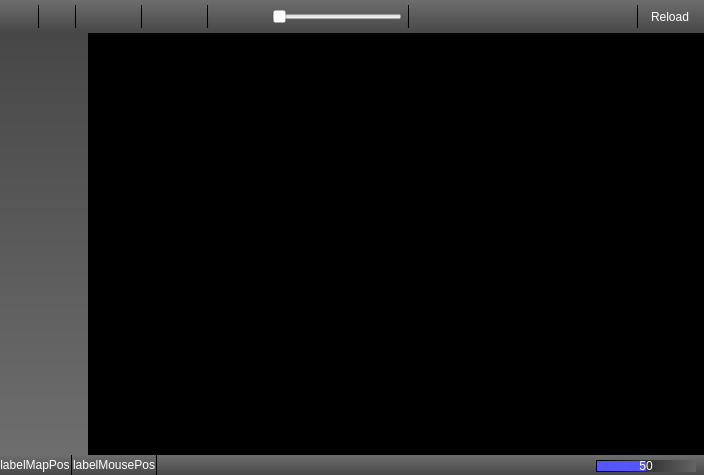
Before: the Qt Designer form ground/src/plugins/opmap/opmap_widget.ui in openpilot/OpenPilot, drawn with Qt 5.
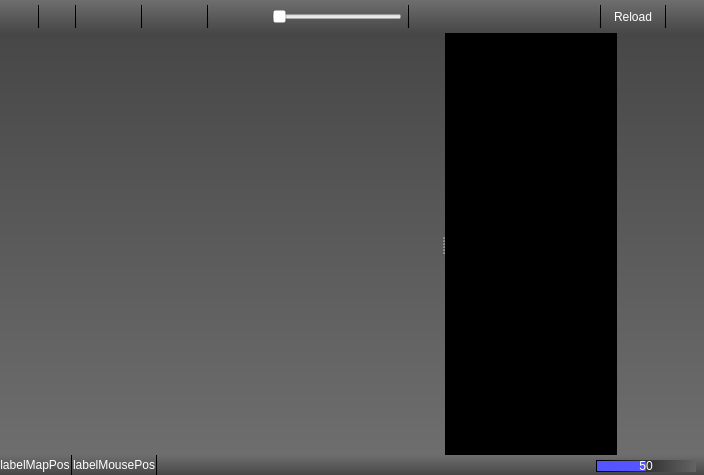
After: the same form once the commit is applied. Icons and pictures are not drawn.

Commit message: Adding a waypoint treeview onto the left hand edge of the the new map plug-in.

The edit to the form file:
```diff
--- a/ground/src/plugins/opmap/opmap_widget.ui
+++ b/ground/src/plugins/opmap/opmap_widget.ui
@@ -94,7 +94,7 @@
            <number>8</number>
           </property>
           <item>
-           <widget class="QToolButton" name="toolButtonFlightControlsShowHide">
+           <widget class="QToolButton" name="toolButtonWaypointsTreeViewShowHide">
             <property name="sizePolicy">
              <sizepolicy hsizetype="Fixed" vsizetype="Fixed">
               <horstretch>0</horstretch>
@@ -121,7 +121,7 @@
            </widget>
           </item>
           <item>
-           <widget class="Line" name="line_3">
+           <widget class="Line" name="line_9">
             <property name="frameShadow">
              <enum>QFrame::Plain</enum>
             </property>
@@ -478,6 +478,43 @@
             </property>
            </widget>
           </item>
+          <item>
+           <widget class="Line" name="line_3">
+            <property name="frameShadow">
+             <enum>QFrame::Plain</enum>
+            </property>
+            <property name="orientation">
+             <enum>Qt::Vertical</enum>
+            </property>
+           </widget>
+          </item>
+          <item>
+           <widget class="QToolButton" name="toolButtonFlightControlsShowHide">
+            <property name="sizePolicy">
+             <sizepolicy hsizetype="Fixed" vsizetype="Fixed">
+              <horstretch>0</horstretch>
+              <verstretch>0</verstretch>
+             </sizepolicy>
+            </property>
+            <property name="toolTip">
+             <string>Show/Hide Flight Controls</string>
+            </property>
+            <property name="styleSheet">
+             <string notr="true">background-color: rgba(255, 255, 255, 0);
+color: rgb(255, 255, 255);</string>
+            </property>
+            <property name="text">
+             <string/>
+            </property>
+            <property name="icon">
+             <iconset resource="../coreplugin/core.qrc">
+              <normaloff>:/core/images/next.png</normaloff>:/core/images/next.png</iconset>
+            </property>
+            <property name="autoRaise">
+             <bool>true</bool>
+            </property>
+           </widget>
+          </item>
          </layout>
         </item>
        </layout>
@@ -490,6 +527,105 @@
      <property name="spacing">
       <number>0</number>
      </property>
+     <item>
+      <widget class="QSplitter" name="splitter">
+       <property name="styleSheet">
+        <string notr="true">background-color: qlineargradient(spread:pad, x1:0, y1:0, x2:0, y2:1, stop:0 rgba(71, 71, 71, 255), stop:1 rgba(110, 110, 110, 255));</string>
+       </property>
+       <property name="frameShape">
+        <enum>QFrame::NoFrame</enum>
+       </property>
+       <property name="frameShadow">
+        <enum>QFrame::Sunken</enum>
+       </property>
+       <property name="lineWidth">
+        <number>1</number>
+       </property>
+       <property name="orientation">
+        <enum>Qt::Horizontal</enum>
+       </property>
+       <property name="handleWidth">
+        <number>5</number>
+       </property>
+       <property name="childrenCollapsible">
+        <bool>false</bool>
+       </property>
+       <widget class="QTreeView" name="treeViewWaypoints">
+        <property name="sizePolicy">
+         <sizepolicy hsizetype="Preferred" vsizetype="Expanding">
+          <horstretch>0</horstretch>
+          <verstretch>0</verstretch>
+         </sizepolicy>
+        </property>
+        <property name="minimumSize">
+         <size>
+          <width>100</width>
+          <height>0</height>
+         </size>
+        </property>
+        <property name="maximumSize">
+         <size>
+          <width>600</width>
+          <height>16777215</height>
+         </size>
+        </property>
+        <property name="contextMenuPolicy">
+         <enum>Qt::NoContextMenu</enum>
+        </property>
+        <property name="styleSheet">
+         <string notr="true">background-color: qlineargradient(spread:pad, x1:0, y1:0, x2:0, y2:1, stop:0 rgba(71, 71, 71, 255), stop:1 rgba(110, 110, 110, 255));
+color: rgb(255, 255, 255);
+
+QTreeView::branch:has-children:!has-siblings:closed, QTreeView::branch:closed:has-children:has-siblings {
+ border-image: none;
+ image: url(branch-closed.png);
+}
+QTreeView::branch:open:has-children:!has-siblings, QTreeView::branch:open:has-children:has-siblings {
+ border-image: none;
+ image: url(branch-open.png);
+}</string>
+        </property>
+        <property name="frameShape">
+         <enum>QFrame::NoFrame</enum>
+        </property>
+        <property name="frameShadow">
+         <enum>QFrame::Plain</enum>
+        </property>
+        <property name="tabKeyNavigation">
+         <bool>true</bool>
+        </property>
+        <property name="animated">
+         <bool>true</bool>
+        </property>
+        <property name="headerHidden">
+         <bool>true</bool>
+        </property>
+       </widget>
+       <widget class="QWidget" name="mapWidget" native="true">
+        <property name="sizePolicy">
+         <sizepolicy hsizetype="Expanding" vsizetype="Expanding">
+          <horstretch>0</horstretch>
+          <verstretch>0</verstretch>
+         </sizepolicy>
+        </property>
+        <property name="minimumSize">
+         <size>
+          <width>100</width>
+          <height>0</height>
+         </size>
+        </property>
+        <property name="mouseTracking">
+         <bool>false</bool>
+        </property>
+        <property name="acceptDrops">
+         <bool>true</bool>
+        </property>
+        <property name="styleSheet">
+         <string notr="true">background-color: rgb(0, 0, 0);</string>
+        </property>
+       </widget>
+      </widget>
+     </item>
      <item>
       <widget class="QWidget" name="widgetFlightControls" native="true">
        <property name="sizePolicy">
@@ -500,13 +636,13 @@
        </property>
        <property name="minimumSize">
         <size>
-         <width>0</width>
+         <width>87</width>
          <height>50</height>
         </size>
        </property>
        <property name="maximumSize">
         <size>
-         <width>16777215</width>
+         <width>87</width>
          <height>16777215</height>
         </size>
        </property>
@@ -514,7 +650,8 @@
         <bool>false</bool>
        </property>
        <property name="styleSheet">
-        <string notr="true">background-color: qlineargradient(spread:pad, x1:0, y1:0, x2:0, y2:1, stop:0 rgba(71, 71, 71, 255), stop:1 rgba(110, 110, 110, 255));</string>
+        <string notr="true">background-color: qlineargradient(spread:pad, x1:0, y1:0, x2:0, y2:1, stop:0 rgba(71, 71, 71, 255), stop:1 rgba(110, 110, 110, 255));
+color: rgb(255, 255, 255);</string>
        </property>
        <layout class="QVBoxLayout" name="verticalLayout_4">
         <property name="leftMargin">
@@ -619,25 +756,6 @@
        </layout>
       </widget>
      </item>
-     <item>
-      <widget class="QWidget" name="mapWidget" native="true">
-       <property name="sizePolicy">
-        <sizepolicy hsizetype="Expanding" vsizetype="Expanding">
-         <horstretch>0</horstretch>
-         <verstretch>0</verstretch>
-        </sizepolicy>
-       </property>
-       <property name="mouseTracking">
-        <bool>false</bool>
-       </property>
-       <property name="acceptDrops">
-        <bool>true</bool>
-       </property>
-       <property name="styleSheet">
-        <string notr="true">background-color: rgb(0, 0, 0);</string>
-       </property>
-      </widget>
-     </item>
     </layout>
    </item>
    <item>
```
Left out of the diff: 31 changed lines with no effect on the pictures. The commit also changes 11 other files.
